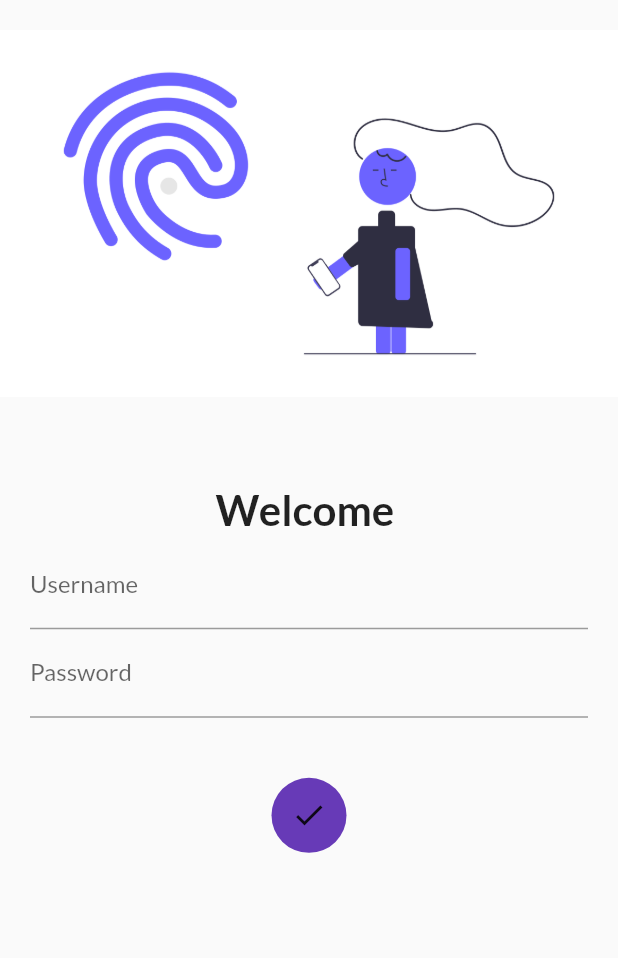
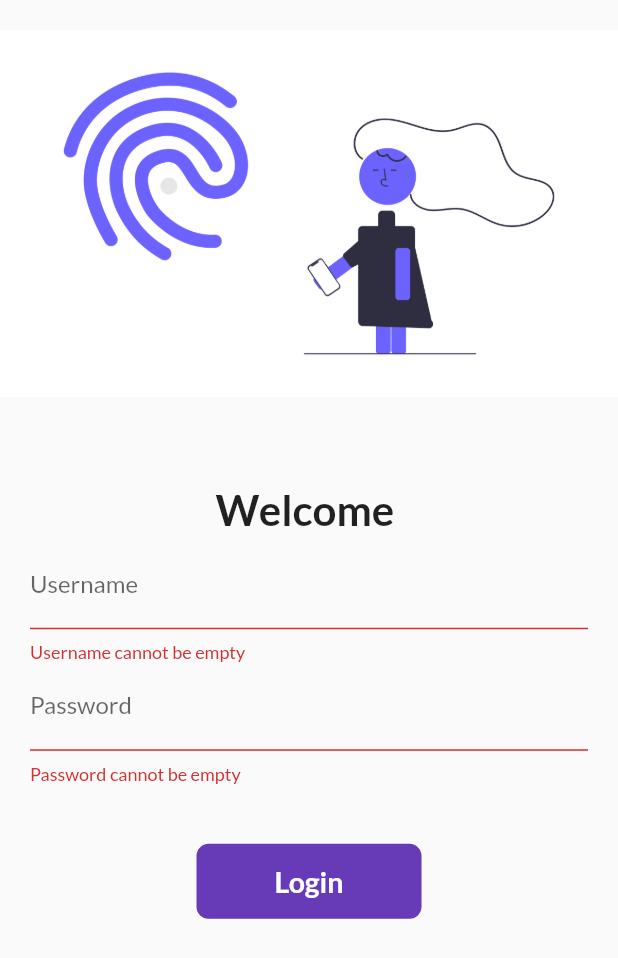
Before and after one commit to 11223345/abhinav, a Flutter app: the screen it shows after launch, after a tap on "Login", on a phone screen of 412 x 824 dp. Shown: the top 958 px of the screen. Run offline on Flutter 3.47's test engine with Material 2 defaults, Android fonts, the phone set to English and light mode, and no system bars; our stand-ins replace google_fonts.

Commit message:
day 8 completed

```diff
--- a/lib/Pages/LoginPage.dart
+++ b/lib/Pages/LoginPage.dart
@@ -11,9 +11,23 @@ class _LoginPageState extends State<LoginPage> {
   String name = "";
   bool changebutton = false;
   String hello = "Aman";
+  final _formkey = GlobalKey<FormState>();
 
   @override
   Widget build(BuildContext context) {
+    movetohome(buildcontext) async {
+      if (_formkey.currentState!.validate()|| _formkey.currentState!.validate()) {
+        setState(() {
+          changebutton = true;
+        });
+        await Future.delayed(Duration(seconds: 1));
+        await Navigator.pushNamed(context, Routes.homeRoute);
+        setState(() {
+          changebutton = false;
+        });
+      }
+    }
+
     return Material(
         child: SingleChildScrollView(
       child: Column(
@@ -30,8 +44,9 @@ class _LoginPageState extends State<LoginPage> {
           ),
           Padding(
             padding: const EdgeInsets.symmetric(vertical: 20, horizontal: 20),
-            child: Column(
-              children: [
+            child: Form(
+              key: _formkey,
+              child: Column(children: [
                 Text(
                   "Welcome $name",
                   style: TextStyle(
@@ -48,8 +63,12 @@ class _LoginPageState extends State<LoginPage> {
                     if (value!.isEmpty) {
                       return "Username cannot be empty";
                     }
-
+                    else if (value.length< 6){
+                      return "Username cannot be less than 6 letters ";
+                    }
+                    else{
                       return null;
+                    }
                   },
                   onChanged: (value) {
                     name = value;
@@ -61,24 +80,26 @@ class _LoginPageState extends State<LoginPage> {
                   obscureText: true,
                   decoration: InputDecoration(
                       hintText: "Enter Password", labelText: "Password"),
+                  validator: (value) {
+                    if (value!.isEmpty) {
+                      return "Password cannot be empty";
+                    }
+                    else{
+                      return null;
+                    }
+                  },
                 ),
                 SizedBox(
                   height: 40,
                 ),
-                InkWell(
-                  onTap: () async {
-                    setState(() {
-                      changebutton = true;
-                    });
-                    await Future.delayed(Duration(seconds: 2));
-                    Navigator.pushNamed(context, Routes.homeRoute);
-                  },
+                Material(
+                  borderRadius: BorderRadius.circular(changebutton ? 50 : 8),
+                  color: Colors.deepPurple,
+                  child: InkWell(
+                    splashColor: Colors.white,
+                    onTap: () => movetohome(context),
                     child: AnimatedContainer(
                       duration: Duration(seconds: 1),
-                    decoration: BoxDecoration(
-                        borderRadius:
-                            BorderRadius.circular(changebutton ? 50 : 8),
-                        color: Colors.deepPurple),
 
                       alignment: Alignment.center,
                       //color: Colors.deepPurple,
@@ -95,7 +116,8 @@ class _LoginPageState extends State<LoginPage> {
                             ),
                     ),
                   ),
-              ],
+                )
+              ]),
             ),
           ),
         ],
```
Lines whose indentation alone changed are shown as unchanged.
